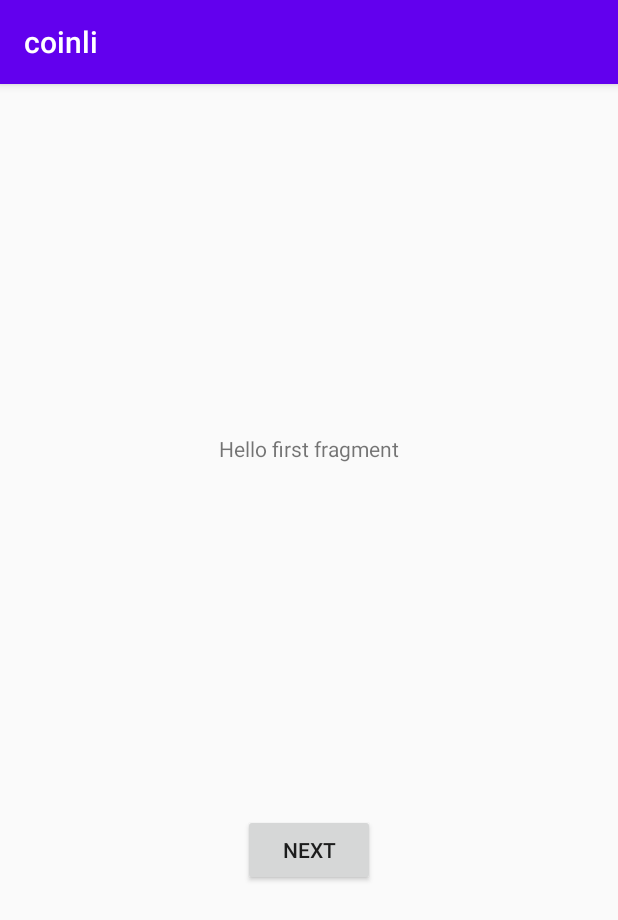
After one commit to Rea77y/coinli, an Android app: the fragment First3Fragment shown on its own in the app's theme, on a phone screen of 412 x 824 dp. The commit adds this screen. Shown: the top 920 px of the screen. Run offline under Robolectric (Android 15) with nearby library versions, the phone set to English and light mode, and no system bars.

Commit message:
I am big big brain you are retard where the fuck are you piece of shit

```diff
--- /dev/null
+++ b/app/src/main/java/com/example/coinli/First3Fragment.java
@@ -0,0 +1,34 @@
+package com.example.coinli;
+
+import android.os.Bundle;
+import android.view.LayoutInflater;
+import android.view.View;
+import android.view.ViewGroup;
+
+import androidx.annotation.NonNull;
+import androidx.fragment.app.Fragment;
+import androidx.navigation.fragment.NavHostFragment;
+
+public class First3Fragment extends Fragment {
+
+    @Override
+    public View onCreateView(
+            LayoutInflater inflater, ViewGroup container,
+            Bundle savedInstanceState
+    ) {
+        // Inflate the layout for this fragment
+        return inflater.inflate(R.layout.fragment_first3, container, false);
+    }
+
+    public void onViewCreated(@NonNull View view, Bundle savedInstanceState) {
+        super.onViewCreated(view, savedInstanceState);
+
+        view.findViewById(R.id.button_first).setOnClickListener(new View.OnClickListener() {
+            @Override
+            public void onClick(View view) {
+                NavHostFragment.findNavController(First3Fragment.this)
+                        .navigate(R.id.action_First3Fragment_to_Second3Fragment);
+            }
+        });
+    }
+}
--- a/app/src/main/java/com/example/coinli/Home.java
+++ b/app/src/main/java/com/example/coinli/Home.java
@@ -15,7 +15,7 @@ public class Home extends AppCompatActivity {
     @Override
     protected void onCreate(Bundle savedInstanceState) {
         super.onCreate(savedInstanceState);
-        setContentView(R.layout.activity_home);
+        setContentView(R.layout.home);
         Toolbar toolbar = findViewById(R.id.toolbar);
         setSupportActionBar(toolbar);
 
--- a/app/src/main/java/com/example/coinli/Sign_in.java
+++ b/app/src/main/java/com/example/coinli/MainActivity.java
@@ -6,12 +6,12 @@ import android.content.Intent;
 import android.os.Bundle;
 import android.view.View;
 
-public class Sign_in extends AppCompatActivity implements View.OnClickListener {
+public class MainActivity extends AppCompatActivity implements View.OnClickListener {
 
     @Override
     protected void onCreate(Bundle savedInstanceState) {
         super.onCreate(savedInstanceState);
-        setContentView(R.layout.sign_in);
+        setContentView(R.layout.main_activity);
 
         View sign_in_button= findViewById(R.id.sign_in_button);
         sign_in_button.setOnClickListener(this);
--- /dev/null
+++ b/app/src/main/res/layout/content_main.xml
@@ -0,0 +1,6 @@
+<?xml version="1.0" encoding="utf-8"?>
+<androidx.constraintlayout.widget.ConstraintLayout xmlns:android="http://schemas.android.com/apk/res/android"
+    xmlns:app="http://schemas.android.com/apk/res-auto"
+    android:layout_width="match_parent"
+    android:layout_height="match_parent"
+    app:layout_behavior="@string/appbar_scrolling_view_behavior"></androidx.constraintlayout.widget.ConstraintLayout>
--- /dev/null
+++ b/app/src/main/res/layout/fragment_first3.xml
@@ -0,0 +1,28 @@
+<?xml version="1.0" encoding="utf-8"?>
+<androidx.constraintlayout.widget.ConstraintLayout xmlns:android="http://schemas.android.com/apk/res/android"
+    xmlns:app="http://schemas.android.com/apk/res-auto"
+    xmlns:tools="http://schemas.android.com/tools"
+    android:layout_width="match_parent"
+    android:layout_height="match_parent"
+    tools:context=".First3Fragment">
+
+    <TextView
+        android:id="@+id/textview_first"
+        android:layout_width="wrap_content"
+        android:layout_height="wrap_content"
+        android:text="@string/hello_first_fragment"
+        app:layout_constraintBottom_toTopOf="@id/button_first"
+        app:layout_constraintEnd_toEndOf="parent"
+        app:layout_constraintStart_toStartOf="parent"
+        app:layout_constraintTop_toTopOf="parent" />
+
+    <Button
+        android:id="@+id/button_first"
+        android:layout_width="wrap_content"
+        android:layout_height="wrap_content"
+        android:text="@string/next"
+        app:layout_constraintBottom_toBottomOf="parent"
+        app:layout_constraintEnd_toEndOf="parent"
+        app:layout_constraintStart_toStartOf="parent"
+        app:layout_constraintTop_toBottomOf="@id/textview_first" />
+</androidx.constraintlayout.widget.ConstraintLayout>
--- a/app/src/main/res/layout/sign_in.xml
+++ b/app/src/main/res/layout/main_activity.xml
@@ -6,7 +6,7 @@
     android:layout_height="match_parent"
     android:orientation="vertical"
     android:background="@drawable/sign_in"
-    tools:context=".Sign_in">
+    tools:context=".MainActivity">
 
     <Button
         android:id="@+id/sign_in_button"
@@ -16,4 +16,5 @@
         android:layout_marginTop="445dp"
         android:background="@android:color/transparent"
          />
+
 </LinearLayout>
--- a/app/src/main/res/values/strings.xml
+++ b/app/src/main/res/values/strings.xml
@@ -10,4 +10,6 @@
     <string name="hello_first_fragment">Hello first fragment</string>
     <string name="hello_second_fragment">Hello second fragment. Arg: %1$s</string>
     <string name="title_activity_home">Home</string>
+    <string name="title_activity_main">MainActivity</string>
+    <string name="lol">lol</string>
 </resources>
```
Also changed, not shown: app/src/main/AndroidManifest.xml (+6 -3 lines), app/src/main/java/com/example/coinli/Second3Fragment.java (added, +34 -0 lines), app/src/main/res/layout/activity_main.xml (added, +33 -0 lines), app/src/main/res/layout/fragment_second3.xml (added, +27 -0 lines), app/src/main/res/layout/home.xml (+78 -3 lines), app/src/main/res/navigation/nav_graph.xml (+20 -0 lines).
